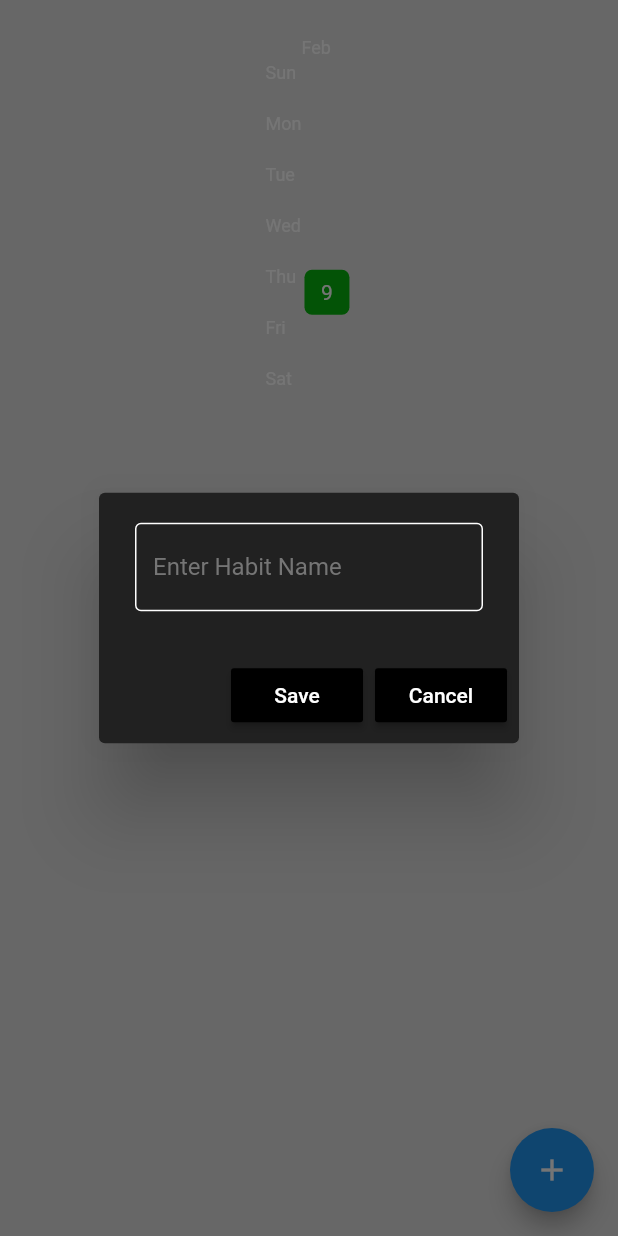
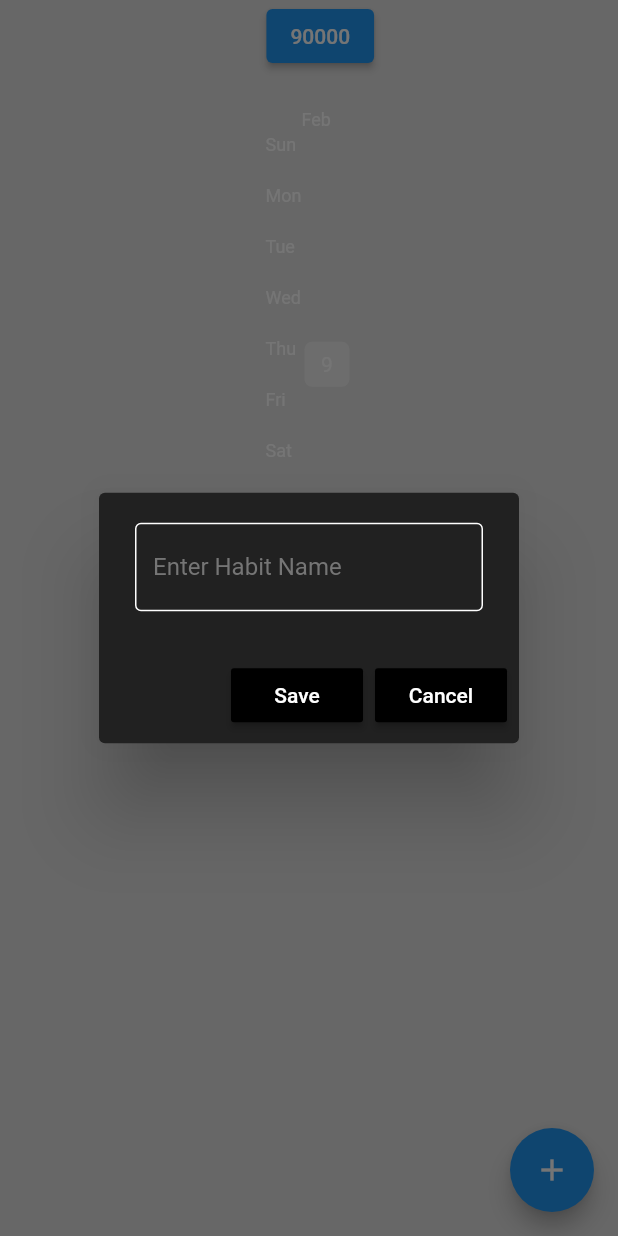
Before and after one commit to GeonwooVincentKim/flutter_custom_widgets, a Flutter app: the HomePage screen opened directly, after a tap on the "add" icon, on a phone screen of 412 x 824 dp. Run offline on Flutter 3.47's test engine with Material 2 defaults, Android fonts, the phone set to English and light mode, and no system bars; drawn by our look-alikes of flutter_heatmap_calendar; our stand-ins replace flutter_slidable, get, hive, hive_flutter; accounts and stored records are empty.

Commit message:
[Feature] - Successfully implement the program

```diff
--- a/lib/hive/hive_heatmap/app_screens/home_page.dart
+++ b/lib/hive/hive_heatmap/app_screens/home_page.dart
@@ -4,6 +4,7 @@ import 'package:flutter_custom_widgets/hive/hive_heatmap/model/habit.dart';
 import 'package:flutter_custom_widgets/hive/hive_heatmap/widgets/custom_alertbox.dart';
 import 'package:flutter_custom_widgets/hive/hive_heatmap/widgets/habit_tile.dart';
 import 'package:flutter_custom_widgets/hive/hive_heatmap/widgets/month_summary.dart';
+import 'package:flutter_custom_widgets/hive/hive_heatmap/widgets/row/custom_row.dart';
 import 'package:hive_flutter/hive_flutter.dart';
 
 class HomePage extends StatefulWidget {
@@ -34,6 +35,27 @@ class _HomePageState extends State<HomePage> {
     db.updateDatabase();
 
     super.initState();
+  }
+
+  CustomRow _widgetTargetAmount(int targetSum, bool hasSumValue) {
+    return CustomRow(
+      children: [
+        const SizedBox(width: 50),
+
+        ElevatedButton(
+          onPressed: () => false,
+          child: Text("$targetSum"),
+        ),
+
+        const SizedBox(width:35),
+        // GestureDetector(
+        //   onTap: () {
+        //     createNewExpanditure(_newTargetAmountController, saveTargetAmount, cancelDialogBox);
+        //   },
+        //   child: const CustomCircleAvatar(backgroundColor: transparentColor, icon: CupertinoIcons.creditcard, iconColor: buttonTextColor, size: 35),
+        // )
+      ],
+    );
   }
 
   // checkbox was tapped
@@ -89,32 +111,32 @@ class _HomePageState extends State<HomePage> {
   }
 
   // open habit setttings to edit
-  void openHabitSettings(int index) {
-    showDialog(
-      context: context,
-      builder: (context) {
-        return CustomAlertBox(
-          controller: _newHabitNameController,
-          hintText: db.todaysHabitList[index][0],
-          onSave: () => saveExistingHabit(index),
-          onCancel: cancelDialogBox,
-        );
-      }
-    );
-  }
+  // void openHabitSettings(int index) {
+  //   showDialog(
+  //     context: context,
+  //     builder: (context) {
+  //       return CustomAlertBox(
+  //         controller: _newHabitNameController,
+  //         hintText: db.todaysHabitList[index][0],
+  //         onSave: () => saveExistingHabit(index),
+  //         onCancel: cancelDialogBox,
+  //       );
+  //     }
+  //   );
+  // }
 
   // save existing habit with a new name
-  void saveExistingHabit(int index) {
-    setState(() {
-      db.todaysHabitList[index][0] = _newHabitNameController.text;
-    });
+  // void saveExistingHabit(int index) {
+  //   setState(() {
+  //     db.todaysHabitList[index][0] = _newHabitNameController.text;
+  //   });
 
-    _newHabitNameController.clear();
+  //   _newHabitNameController.clear();
 
-    Navigator.of(context).pop();
+  //   Navigator.of(context).pop();
 
-    db.updateDatabase();
-  }
+  //   db.updateDatabase();
+  // }
 
   // delete habit
   void deleteHabit(int index) {
@@ -132,6 +154,8 @@ class _HomePageState extends State<HomePage> {
       floatingActionButton: MyFloatingActionButton(onPressed: createNewHabit),
       body: ListView(
         children: [
+          _widgetTargetAmount(db.targetSum, true),
+
           // monthly summary heat map
           MonthlySummary(datasets: db.heatMapDateSet, startDate: _myBox.get("START_DATE")),
 
@@ -145,7 +169,7 @@ class _HomePageState extends State<HomePage> {
                 habitName: db.todaysHabitList[index][0],
                 habitCompleted: db.todaysHabitList[index][1],
                 // onChanged: (value) => checkBoxTapped(value, index),
-                settingsTapped: (context) => openHabitSettings(index),
+                // settingsTapped: (context) => openHabitSettings(index),
                 deleteTapped: (context) => deleteHabit(index),
               );
             },
--- a/lib/hive/hive_heatmap/model/habit.dart
+++ b/lib/hive/hive_heatmap/model/habit.dart
@@ -16,6 +16,7 @@ final _myBox = Hive.box("habit_db");
 class Habit {
   List todaysHabitList = [];
   Map<DateTime, int> heatMapDateSet = {};
+  int targetSum = 90000;
 
   // create initial default data
   void createDefaultData() {
@@ -31,12 +32,12 @@ class Habit {
   void loadData() {
     // if it's a new day, get habit list from database
     if (_myBox.get(todaysDateFormatted()) == null) {
-      todaysHabitList = _myBox.get("CURRENT_HABIT_LIST");
+      // todaysHabitList = _myBox.get("CURRENT_HABIT_LIST");
 
-      // set all habit completed to false since it's a new day
-      for (int i = 0; i < todaysHabitList.length; i++) {
-        todaysHabitList[i][1] = false;
-      }
+      // // set all habit completed to false since it's a new day
+      // for (int i = 0; i < todaysHabitList.length; i++) {
+      //   todaysHabitList[i][1] = false;
+      // }
     }
 
     // if it's not a new day, load todays list
@@ -61,23 +62,27 @@ class Habit {
   }
 
   void calculateHabitPercentages() {
-    int countCompleted = 0;
+    // int countCompleted = 0;
+    // for (int i = 0; i < todaysHabitList.length; i++) {
+    //   countCompleted++;
+    // }
+
+    int innerSum = 0;
     for (int i = 0; i < todaysHabitList.length; i++) {
-      if (todaysHabitList[i][1] == true) {
-        countCompleted++;
-      }
+      // print(db.moneyList[i][0].runtimeType); // Get current value's type
+      print("Values -> ${int.parse(todaysHabitList[i][0])}");
+      // print("Plus -> ${int.parse(db.moneyList[i][0]) + int.parse(db.moneyList[i][0])}");
+
+      innerSum += int.parse(todaysHabitList[i][0]); // Store into the innerSum
     }
 
     String percent = todaysHabitList.isEmpty
       ? '0.0'
-      : (countCompleted / todaysHabitList.length).toStringAsFixed(1);
+      : (innerSum / targetSum).toStringAsFixed(1);
 
     // key: "PERCENTAGE_SUMMARY_yyyymmdd"
     // value: string of 1db number between 0.0 ~ 1.0 inclusive
-    if (todaysHabitList.isNotEmpty) {
-      print("확인");
-      _myBox.put("PERCENTAGE_SUMMARY_${todaysDateFormatted()}", percent);
-    }
+    _myBox.put("PERCENTAGE_SUMMARY_${todaysDateFormatted()}", percent);
   }
 
   void loadHeatMap() {
@@ -89,7 +94,7 @@ class Habit {
     // go from start date to today and add each percentage to the dataset
     // "PERCENTAGE_SUMMARY_yyyymmdd" will be the key in the database
     for (int i = 0; i < daysInBetweeen + 1; i++) {
-      String yyyymmdd = convertDateTimeToString(startDate.add(Duration(days: 1)));
+      String yyyymmdd = convertDateTimeToString(startDate.add(Duration(days: i)));
       double strengthAsPercent = double.parse(_myBox.get("PERCENTAGE_SUMMARY_$yyyymmdd") ?? "0.0");
 
       // split the datatime up like below so it doesn't worry about hours/mins/secs etc.
@@ -104,8 +109,11 @@ class Habit {
       int day = startDate.add(Duration(days: i)).day;
 
       final percentForEachDay = <DateTime, int> {
-        DateTime(year, month, day) : (10 + strengthAsPercent).toInt()
+        DateTime(year, month, day) : (10 * strengthAsPercent).toInt()
       };
+
+      print(strengthAsPercent);
+      print(percentForEachDay);
 
       heatMapDateSet.addEntries(percentForEachDay.entries);
       print(heatMapDateSet);
--- a/lib/hive/hive_heatmap/widgets/custom_alertbox.dart
+++ b/lib/hive/hive_heatmap/widgets/custom_alertbox.dart
@@ -20,6 +20,7 @@ class CustomAlertBox extends StatelessWidget {
       backgroundColor: Colors.grey[900],
       content: TextField(
         controller: controller,
+        keyboardType: TextInputType.number,
         style: const TextStyle(color: Color.fromRGBO(255, 255, 255, 1)),
         decoration: InputDecoration(
           hintText: hintText,
@@ -27,7 +28,7 @@ class CustomAlertBox extends StatelessWidget {
           enabledBorder: const OutlineInputBorder(borderSide: BorderSide(color: Colors.white)),
           focusedBorder: const OutlineInputBorder(borderSide: BorderSide(color: Colors.white))
         ),
-        onSubmitted: (_) => submit(context),
+        // onSubmitted: (_) => submit(context),
       ),
       actions: [
         MaterialButton(
--- /dev/null
+++ b/lib/hive/hive_heatmap/widgets/row/custom_row.dart
@@ -0,0 +1,14 @@
+import 'package:flutter/cupertino.dart';
+
+class CustomRow extends StatelessWidget {
+  final List<Widget> children;
+  const CustomRow({super.key, required this.children});
+
+  @override
+  Widget build(BuildContext context) {
+    return Row(
+      mainAxisAlignment: MainAxisAlignment.center,
+      children: children
+    );
+  }
+}
--- a/lib/hive/hive_nosql/hive_nosql_main.dart
+++ b/lib/hive/hive_nosql/hive_nosql_main.dart
@@ -8,6 +8,7 @@ void main() async {
   Hive.registerAdapter(WordModelAdapter());
 
   await Hive.openBox<WordModel>("word");
+  await Hive.openBox("habit_db");
 
   runApp(const MyApp());
 }
```
Also changed, not shown: lib/hive/hive_heatmap/widgets/habit_tile.dart (+8 -8 lines), lib/hive/hive_nosql/app_screens/body.dart (+9 -0 lines).
